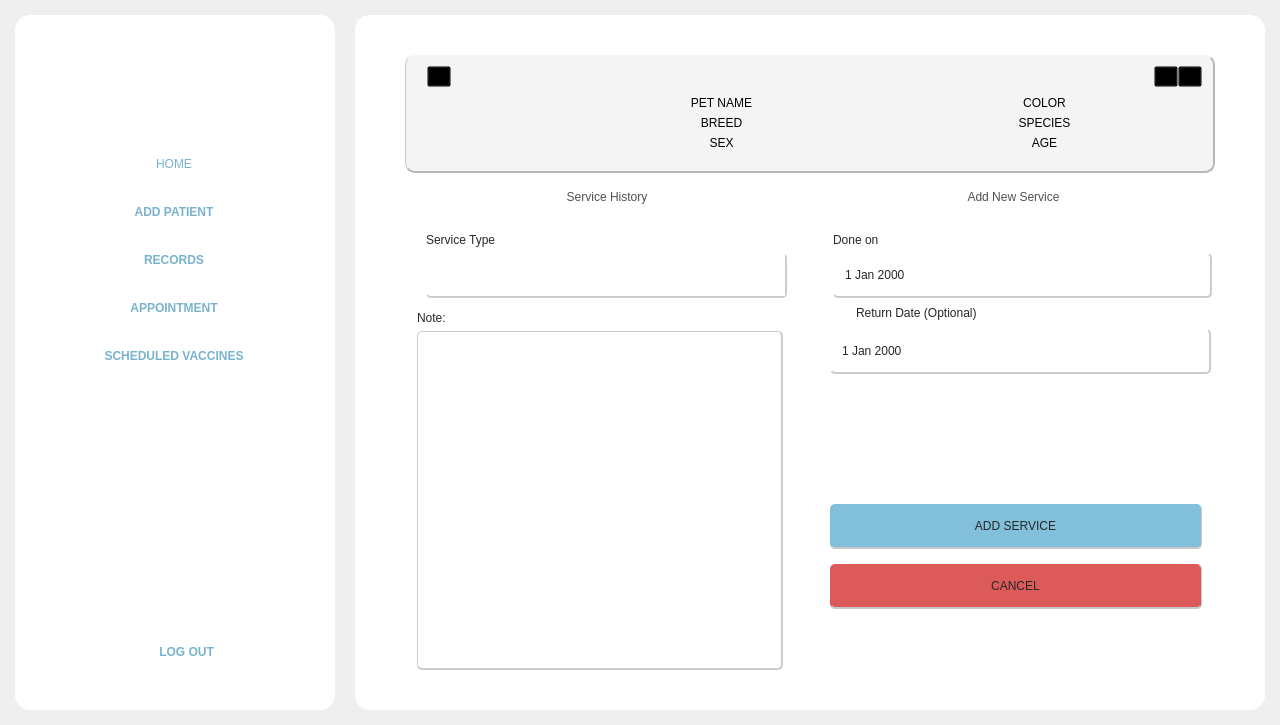
Before: the Qt Designer form Frontend/Home.ui in DreddVDomasian/Petmate-Desktop-Application, drawn with Qt 5.
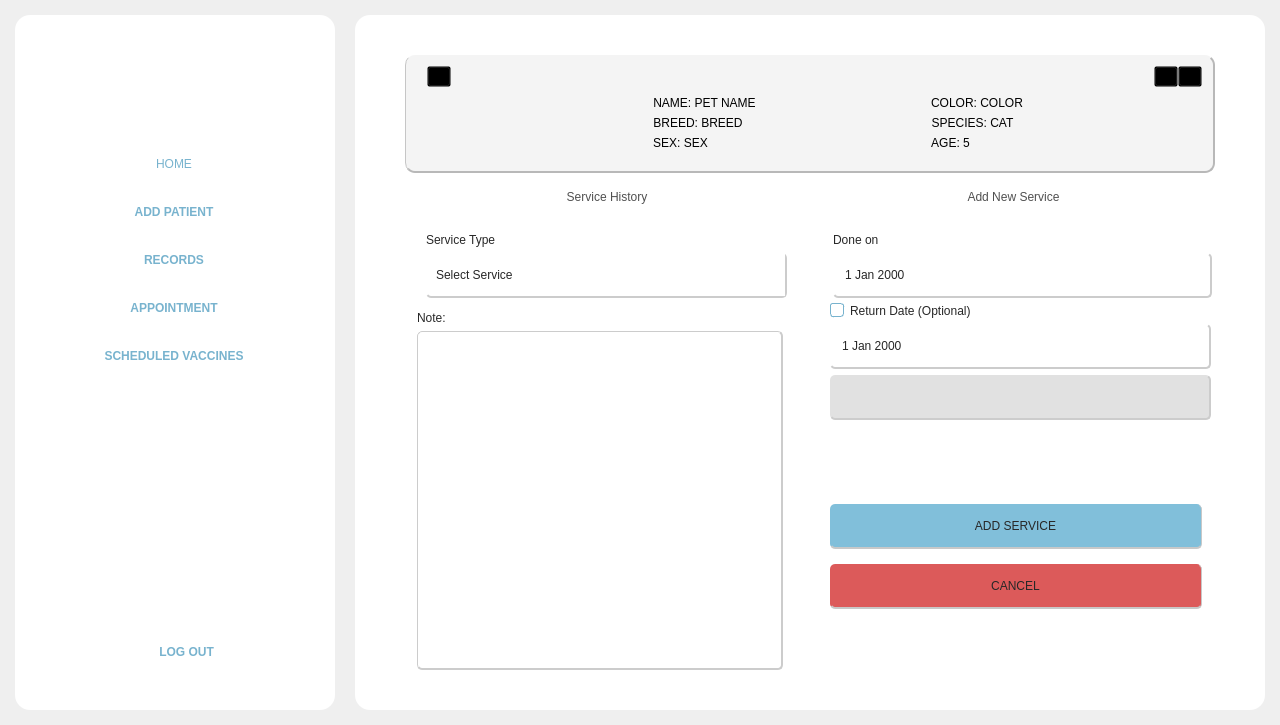
After: the same form once the commit is applied. Icons and pictures are not drawn.

Commit message:
Enhance pet profile UI and add custom checkbox
Updated the pet profile section in Home.ui with improved label formatting, added a profile icon, and included a back button. Enhanced the service selection dropdown and improved the return date input by adding a placeholder and hiding the date picker until enabled. Introduced a custom checkbox indicator with a new icon, updated related styles, and registered the new icon in the resource files. Adjusted app.py logic to support the new return date UI behavior.

Diff of the .ui file:
```diff
--- a/Frontend/Home.ui
+++ b/Frontend/Home.ui
@@ -7582,7 +7582,7 @@
                    </property>
                    <layout class="QGridLayout" name="gridLayout_8">
                     <property name="leftMargin">
-                     <number>10</number>
+                     <number>100</number>
                     </property>
                     <property name="topMargin">
                      <number>0</number>
@@ -7593,84 +7593,84 @@
                     <property name="bottomMargin">
                      <number>0</number>
                     </property>
-                    <item row="4" column="1">
+                    <item row="4" column="1" alignment="Qt::AlignLeft">
                      <widget class="QLabel" name="speciesLabel">
                       <property name="styleSheet">
                        <string notr="true">font: 63 16pt &quot;Montserrat SemiBold&quot;;
 color:rgb(0, 0, 0);</string>
                       </property>
                       <property name="text">
-                       <string>SPECIES</string>
+                       <string>SPECIES: CAT</string>
                       </property>
                       <property name="alignment">
                        <set>Qt::AlignCenter</set>
                       </property>
                      </widget>
                     </item>
-                    <item row="0" column="1">
+                    <item row="0" column="1" alignment="Qt::AlignLeft">
                      <widget class="QLabel" name="petColorLabel">
                       <property name="styleSheet">
                        <string notr="true">font: 63 16pt &quot;Montserrat SemiBold&quot;;
 color:rgb(0, 0, 0);</string>
                       </property>
                       <property name="text">
-                       <string>COLOR</string>
+                       <string>COLOR: COLOR</string>
                       </property>
                       <property name="alignment">
                        <set>Qt::AlignCenter</set>
                       </property>
                      </widget>
                     </item>
-                    <item row="4" column="0">
+                    <item row="4" column="0" alignment="Qt::AlignLeft">
                      <widget class="QLabel" name="breedLabel">
                       <property name="styleSheet">
                        <string notr="true">font: 63 16pt &quot;Montserrat SemiBold&quot;;
 color:rgb(0, 0, 0);</string>
                       </property>
                       <property name="text">
-                       <string>BREED</string>
+                       <string>BREED: BREED</string>
                       </property>
                       <property name="alignment">
                        <set>Qt::AlignCenter</set>
                       </property>
                      </widget>
                     </item>
-                    <item row="0" column="0">
+                    <item row="0" column="0" alignment="Qt::AlignLeft">
                      <widget class="QLabel" name="petProfileNameLabel">
                       <property name="styleSheet">
                        <string notr="true">font: 81 16pt &quot;Montserrat ExtraBold&quot;;
 color:rgb(0, 0, 0);</string>
                       </property>
                       <property name="text">
-                       <string>PET NAME</string>
+                       <string>NAME: PET NAME</string>
                       </property>
                       <property name="alignment">
                        <set>Qt::AlignCenter</set>
                       </property>
                      </widget>
                     </item>
-                    <item row="5" column="0">
+                    <item row="5" column="0" alignment="Qt::AlignLeft">
                      <widget class="QLabel" name="petSexLabel">
                       <property name="styleSheet">
                        <string notr="true">font: 63 16pt &quot;Montserrat SemiBold&quot;;
 color:rgb(0, 0, 0);</string>
                       </property>
                       <property name="text">
-                       <string>SEX</string>
+                       <string>SEX: SEX</string>
                       </property>
                       <property name="alignment">
                        <set>Qt::AlignCenter</set>
                       </property>
                      </widget>
                     </item>
-                    <item row="5" column="1">
+                    <item row="5" column="1" alignment="Qt::AlignLeft">
                      <widget class="QLabel" name="petAgeLabel">
                       <property name="styleSheet">
                        <string notr="true">font: 63 16pt &quot;Montserrat SemiBold&quot;;
 color:rgb(0, 0, 0);</string>
                       </property>
                       <property name="text">
-                       <string>AGE</string>
+                       <string>AGE: 5</string>
                       </property>
                       <property name="alignment">
                        <set>Qt::AlignCenter</set>
@@ -8254,7 +8254,7 @@
     selection-color: black;
     font: 63 12pt &quot;Montserrat SemiBold&quot;;
     outline: none;
-	border:none;
+	border:1px solid rgb(209, 209, 209);
 }
 
 /* List items */
@@ -8316,12 +8316,80 @@
                              <property name="editable">
                               <bool>false</bool>
                              </property>
+                             <property name="currentText">
+                              <string>Select Service</string>
+                             </property>
                              <property name="currentIndex">
-                              <number>-1</number>
+                              <number>0</number>
                              </property>
                              <property name="maxVisibleItems">
                               <number>10</number>
                              </property>
+                             <item>
+                              <property name="text">
+                               <string>Select Service</string>
+                              </property>
+                             </item>
+                             <item>
+                              <property name="text">
+                               <string>Vaccination</string>
+                              </property>
+                             </item>
+                             <item>
+                              <property name="text">
+                               <string>Deworming &amp; Tick and Flea Prevention</string>
+                              </property>
+                             </item>
+                             <item>
+                              <property name="text">
+                               <string>Consultation</string>
+                              </property>
+                             </item>
+                             <item>
+                              <property name="text">
+                               <string>Wellness Check</string>
+                              </property>
+                             </item>
+                             <item>
+                              <property name="text">
+                               <string>Surgery</string>
+                              </property>
+                             </item>
+                             <item>
+                              <property name="text">
+                               <string>Comprehensive Hematology (CBC)</string>
+                              </property>
+                             </item>
+                             <item>
+                              <property name="text">
+                               <string>Blood Chemistry</string>
+                              </property>
+                             </item>
+                             <item>
+                              <property name="text">
+                               <string>Progesterone test</string>
+                              </property>
+                             </item>
+                             <item>
+                              <property name="text">
+                               <string>Pregnancy test (Relaxin)</string>
+                              </property>
+                             </item>
+                             <item>
+                              <property name="text">
+                               <string>Diagnostic Microscopy</string>
+                              </property>
+                             </item>
+                             <item>
+                              <property name="text">
+                               <string>Urinalysis</string>
+                              </property>
+                             </item>
+                             <item>
+                              <property name="text">
+                               <string>Antigen/Antibody Rapid Test</string>
+                              </property>
+                             </item>
                             </widget>
                            </item>
                           </layout>
@@ -8587,18 +8655,37 @@
                               <item>
                                <widget class="QCheckBox" name="returnCheckBox">
                                 <property name="styleSheet">
-                                 <string notr="true">QCheckBox{
-   font: 63 12pt &quot;Montserrat SemiBold&quot;;
-	color:rgb(39, 39, 39);
+                                 <string notr="true">QCheckBox {
+    font: 63 12pt &quot;Montserrat SemiBold&quot;;
+    color: rgb(39, 39, 39);
 }
+
 QCheckBox::indicator {
-    width: 20px;
-    height: 20px;
-}</string>
+    width: 12px;
+    height: 12px;
+    border: 1px solid rgb(120, 179, 206);
+	border-radius:3px;
+    background-color: white;
+}
+
+QCheckBox::indicator:checked {
+	background-color:rgb(120, 179, 206);
+    image: url(:/Icons/Icons/checkBox.png); 
+    border: 1px solid rgb(104, 104, 104);
+	border-radius:3px;
+}
+
+QCheckBox::indicator:hover {
+    background-color: rgb(120, 179, 206);
+}
+</string>
                                 </property>
                                 <property name="text">
                                  <string>Return Date (Optional)</string>
                                 </property>
+                                <property name="checkable">
+                                 <bool>true</bool>
+                                </property>
                                 <property name="tristate">
                                  <bool>false</bool>
                                 </property>
@@ -8606,6 +8693,9 @@
                               </item>
                               <item>
                                <widget class="QDateEdit" name="returnDateEdit">
+                                <property name="enabled">
+                                 <bool>true</bool>
+                                </property>
                                 <property name="sizePolicy">
                                  <sizepolicy hsizetype="Expanding" vsizetype="Fixed">
                                   <horstretch>0</horstretch>
@@ -8687,14 +8777,35 @@
 }
 </string>
                                 </property>
-                                <property name="specialValueText">
-                                 <string/>
-                                </property>
                                 <property name="calendarPopup">
                                  <bool>true</bool>
                                 </property>
                                </widget>
                               </item>
+                              <item>
+                               <widget class="QLineEdit" name="returnDatePlaceholder">
+                                <property name="minimumSize">
+                                 <size>
+                                  <width>174</width>
+                                  <height>45</height>
+                                 </size>
+                                </property>
+                                <property name="styleSheet">
+                                 <string notr="true">QLineEdit{
+	border-right: 2px solid #cccccc;
+    border-bottom: 2px solid #cccccc;
+    border-radius: 5px;
+	background-color:rgb(225, 225, 225);
+	font: 57 12pt &quot;Montserrat Medium&quot;;
+	color:rgb(39, 39, 39);
+	padding-left: 10px;
+}</string>
+                                </property>
+                                <property name="placeholderText">
+                                 <string/>
+                                </property>
+                               </widget>
+                              </item>
                              </layout>
                             </widget>
                            </item>
```
Left out of the diff: 190 changed lines with no effect on the pictures. The commit also changes 5 other files.
